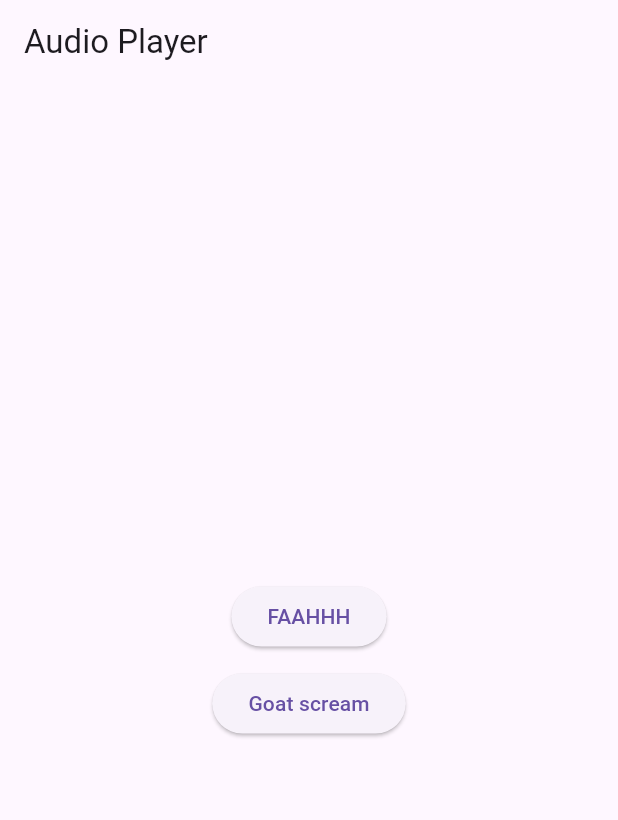
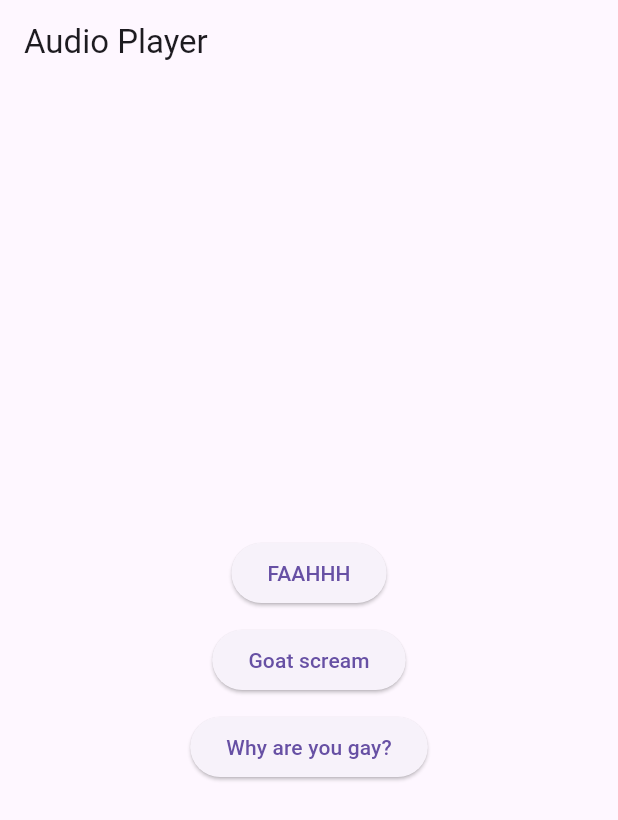
Before and after one commit to gp400/flutter_audio_player, a Flutter app: the screen it shows after launch, on a phone screen of 412 x 824 dp. Shown: the top 820 px of the screen. Run offline on Flutter 3.47's test engine with Material 3 defaults, Android fonts, the phone set to English and light mode, and no system bars; our stand-ins replace just_audio.

Commit message:
Optimization and and 1 more audio

```diff
--- a/lib/main.dart
+++ b/lib/main.dart
@@ -23,6 +23,7 @@ class AudioPage extends StatefulWidget {
 
 class _AudioPageState extends State<AudioPage> {
   final player = AudioPlayer();
+  bool isLoading = true;
 
   @override
   void initState() {
@@ -37,6 +38,8 @@ class _AudioPageState extends State<AudioPage> {
     await player.pause();
     await player.seek(Duration.zero);
     await player.setVolume(1);
+    isLoading = false;
+    setState(() {});
   }
 
   Future<void> playAudio(String path) async {
@@ -54,8 +57,13 @@ class _AudioPageState extends State<AudioPage> {
   Widget build(BuildContext context) {
     return Scaffold(
       appBar: AppBar(title: Text('Audio Player')),
-      body: Center(
-        child: Column(
+      body: StreamBuilder<PlayerState>(
+        stream: player.playerStateStream,
+        builder: (context, snapshot) {
+          return Center(
+            child: isLoading
+                ? CircularProgressIndicator()
+                : Column(
                     mainAxisSize: MainAxisSize.min,
                     children: [
                       ElevatedButton(
@@ -73,8 +81,19 @@ class _AudioPageState extends State<AudioPage> {
                         },
                         child: Text('Goat scream'),
                       ),
+
+                      SizedBox(height: 10),
+
+                      ElevatedButton(
+                        onPressed: () async {
+                          await playAudio('why_are_you_gay.wav');
+                        },
+                        child: Text('Why are you gay?'),
+                      ),
                     ],
                   ),
+          );
+        },
       ),
     );
   }
```
Also changed, not shown: 1 other file. Lines whose indentation alone changed are shown as unchanged.
